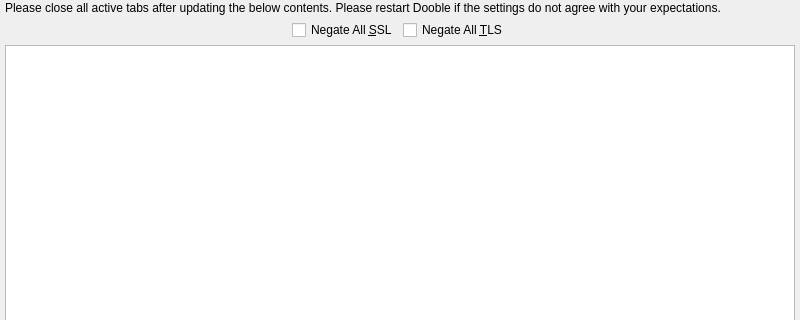
textbrowser/dooble, file Version 1.x/UI/dsslciphers.ui: the form before one commit; both pictures show x 0 to 800 and y 0 to 320 of the 800 by 600 pixel window.
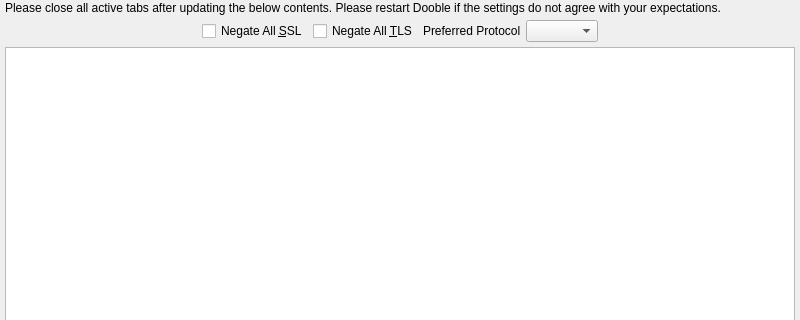
The form after the commit.

Commit message: Configurable SSL/TLS protocol. Incomplete.

Patch:
```diff
--- a/Version 1.x/UI/dsslciphers.ui
+++ b/Version 1.x/UI/dsslciphers.ui
@@ -69,6 +69,20 @@
         </property>
        </widget>
       </item>
+      <item>
+       <widget class="QLabel" name="label_2">
+        <property name="text">
+         <string>Preferred Protocol</string>
+        </property>
+       </widget>
+      </item>
+      <item>
+       <widget class="QComboBox" name="protocol">
+        <property name="sizeAdjustPolicy">
+         <enum>QComboBox::AdjustToContents</enum>
+        </property>
+       </widget>
+      </item>
       <item>
        <spacer name="horizontalSpacer_3">
         <property name="orientation">
```
Left out of the diff: 1 changed line with no effect on the pictures. The commit also changes 1 other file.
